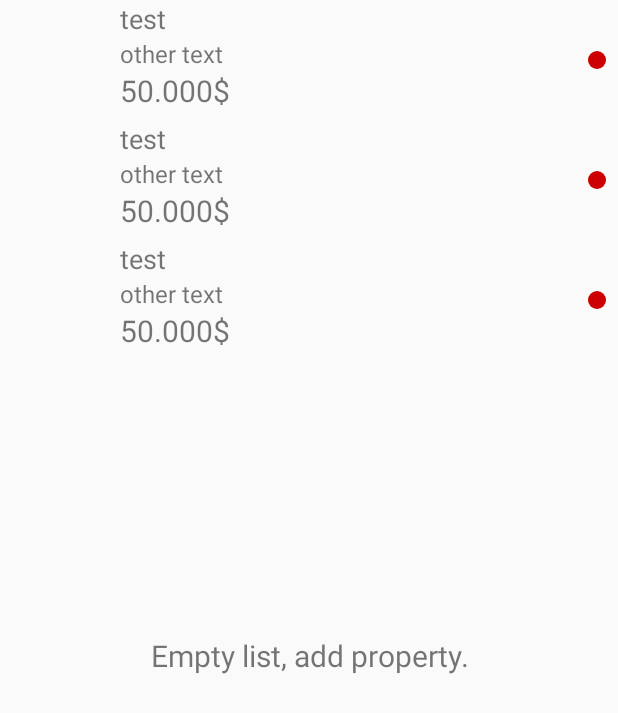
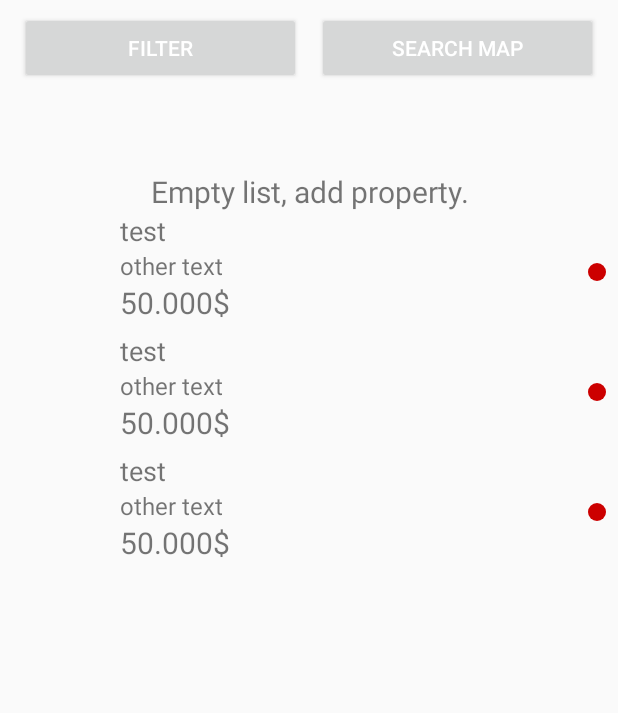
Before and after one commit to YoannR09/Projet_9_Android_OpenClassrooms, an Android app: the layout fragment_property_list.xml on its own in the app's theme, with its tools: preview values and no code run, on a phone screen of 412 x 824 dp. Shown: the top 713 px of the screen. Run offline under Robolectric (Android 15) with nearby library versions, the phone set to English and light mode, and no system bars.

```diff
--- a/RealEstateManager/app/src/main/java/com/openclassrooms/realestatemanager/presentation/create/CreatePropertyActivityViewModel.kt
+++ b/RealEstateManager/app/src/main/java/com/openclassrooms/realestatemanager/presentation/create/CreatePropertyActivityViewModel.kt
@@ -96,7 +96,7 @@ class CreatePropertyActivityViewModel: ViewModel() {
     val price = MutableStateFlow(0)
     //endregion
 
-    val pictureList = MutableStateFlow(arrayOf<PictureEntity>())
+    val pictureList = MutableStateFlow(listOf<PictureEntity>())
 
     val generalInfoCheckForm = combineStateFlows(scope, address, description, type) { address, description, type ->
         when {
--- a/RealEstateManager/app/src/main/java/com/openclassrooms/realestatemanager/presentation/fragments/property/PictureListFragment.kt
+++ b/RealEstateManager/app/src/main/java/com/openclassrooms/realestatemanager/presentation/fragments/property/PictureListFragment.kt
@@ -31,7 +31,6 @@ class PictureListFragment : Fragment() {
             recyclerView.layoutManager = LinearLayoutManager(activity,RecyclerView.HORIZONTAL, false)
             adapter = PictureAdapter(ArrayList())
             recyclerView.adapter = adapter
-
             view
         } catch (e: Exception) {
             e.printStackTrace()
--- a/RealEstateManager/app/src/main/java/com/openclassrooms/realestatemanager/presentation/fragments/property/PropertyFragment.kt
+++ b/RealEstateManager/app/src/main/java/com/openclassrooms/realestatemanager/presentation/fragments/property/PropertyFragment.kt
@@ -52,7 +52,7 @@ class PropertyFragment : Fragment() {
 
         viewModel
             .property
-            .observe(viewLifecycleOwner) { propertySelected ->
+            .observe(this) { propertySelected ->
                 val dollarId = toggleButton[0].id
                 val euroId = toggleButton[1].id
 
--- a/RealEstateManager/app/src/main/java/com/openclassrooms/realestatemanager/presentation/fragments/propertyList/PropertyListFragment.kt
+++ b/RealEstateManager/app/src/main/java/com/openclassrooms/realestatemanager/presentation/fragments/propertyList/PropertyListFragment.kt
@@ -37,7 +37,7 @@ class PropertyListFragment : Fragment() {
             adapter = (activity as HomeActivity?)?.let { PropertyAdapter(ArrayList(), it.viewModel, this) }
             recyclerView.adapter = adapter
             this.emptyList = view.findViewById(R.id.empty_list_text)
-            viewModel.properties.observe(this.viewLifecycleOwner) {
+            viewModel.properties.observe(this) {
                 result ->
                 if(result.isEmpty()) {
                     this.emptyList.visibility = View.VISIBLE
--- a/RealEstateManager/app/src/main/java/com/openclassrooms/realestatemanager/presentation/fragments/propertyList/PropertyOnPropertyListFragmentViewModel.kt
+++ b/RealEstateManager/app/src/main/java/com/openclassrooms/realestatemanager/presentation/fragments/propertyList/PropertyOnPropertyListFragmentViewModel.kt
@@ -5,4 +5,5 @@ data class PropertyOnPropertyListFragmentViewModel(
     val name: String,
     val city: String,
     val price: String,
-    val mainPictureUrl: String)
+    val mainPictureUrl: String,
+    val size: Int)
--- a/RealEstateManager/app/src/main/java/com/openclassrooms/realestatemanager/presentation/mappers/PropertyViewModelMapper.kt
+++ b/RealEstateManager/app/src/main/java/com/openclassrooms/realestatemanager/presentation/mappers/PropertyViewModelMapper.kt
@@ -11,7 +11,8 @@ fun PropertyModel.asPropertyListViewModel() =
         name = name,
         city = address,
         price = price.toString(),
-        mainPictureUrl = propertyPicturesEmpty(picturesList)
+        mainPictureUrl = propertyPicturesEmpty(picturesList),
+        size = meter
     )
 
 fun PropertyModel.asPropertyViewModel() =
--- /dev/null
+++ b/RealEstateManager/app/src/main/res/drawable/ic_baseline_filter_list_24.xml
@@ -0,0 +1,10 @@
+<vector xmlns:android="http://schemas.android.com/apk/res/android"
+    android:width="24dp"
+    android:height="24dp"
+    android:viewportWidth="24"
+    android:viewportHeight="24"
+    android:tint="?attr/colorControlNormal">
+  <path
+      android:fillColor="@android:color/white"
+      android:pathData="M10,18h4v-2h-4v2zM3,6v2h18L21,6L3,6zM6,13h12v-2L6,11v2z"/>
+</vector>
--- /dev/null
+++ b/RealEstateManager/app/src/main/res/drawable/ic_baseline_map_24.xml
@@ -0,0 +1,10 @@
+<vector xmlns:android="http://schemas.android.com/apk/res/android"
+    android:width="24dp"
+    android:height="24dp"
+    android:viewportWidth="24"
+    android:viewportHeight="24"
+    android:tint="?attr/colorControlNormal">
+  <path
+      android:fillColor="@android:color/white"
+      android:pathData="M20.5,3l-0.16,0.03L15,5.1 9,3 3.36,4.9c-0.21,0.07 -0.36,0.25 -0.36,0.48V20.5c0,0.28 0.22,0.5 0.5,0.5l0.16,-0.03L9,18.9l6,2.1 5.64,-1.9c0.21,-0.07 0.36,-0.25 0.36,-0.48V3.5c0,-0.28 -0.22,-0.5 -0.5,-0.5zM15,19l-6,-2.11V5l6,2.11V19z"/>
+</vector>
--- a/RealEstateManager/app/src/main/res/layout/fragment_property_list.xml
+++ b/RealEstateManager/app/src/main/res/layout/fragment_property_list.xml
@@ -5,6 +5,45 @@
     android:layout_height="match_parent"
     xmlns:app="http://schemas.android.com/apk/res-auto"
     tools:context=".presentation.fragments.propertyList.PropertyListFragment">
+        <LinearLayout
+            android:layout_width="match_parent"
+            android:layout_height="match_parent"
+            android:orientation="vertical">
+                <LinearLayout
+                    android:layout_width="match_parent"
+                    android:layout_height="wrap_content"
+                    android:padding="8dp"
+                    android:orientation="horizontal">
+                        <Button
+                            android:id="@+id/filter_button"
+                            android:layout_width="0dp"
+                            android:layout_weight="0.5"
+                            android:layout_height="wrap_content"
+                            app:tint="@android:color/white"
+                            app:iconTint="@android:color/white"
+                            android:textColor="@android:color/white"
+                            android:layout_marginStart="5dp"
+                            android:layout_marginEnd="5dp"
+                            android:text="Filter"
+                            app:icon="@drawable/ic_baseline_filter_list_24"
+                            style="?attr/materialButtonStyle"
+                            />
+                        <Button
+                            android:id="@+id/map_button"
+                            android:layout_width="0dp"
+                            android:layout_weight="0.5"
+                            android:textColor="@android:color/white"
+                            app:iconTint="@android:color/white"
+                            android:layout_height="wrap_content"
+                            android:layout_marginStart="5dp"
+                            android:layout_marginEnd="5dp"
+                            app:tint="@android:color/white"
+                            android:text="Search map"
+                            app:icon="@drawable/ic_baseline_map_24"
+                            style="?attr/materialButtonStyle"
+                            android:layout_gravity="end"
+                            />
+                </LinearLayout>
 
                 <TextView
                     android:id="@+id/empty_list_text"
@@ -26,5 +65,5 @@
                     app:layout_constraintStart_toStartOf="parent"
                     app:layout_constraintTop_toTopOf="parent"
                     tools:listitem="@layout/property_item_view" />
-
+        </LinearLayout>
 </FrameLayout>
```
Also changed, not shown: RealEstateManager/app/src/main/java/com/openclassrooms/realestatemanager/presentation/create/ConfirmStepFragment.kt (+7 -7 lines), RealEstateManager/app/src/main/java/com/openclassrooms/realestatemanager/presentation/create/PicturesStepFragment.kt (+21 -34 lines), RealEstateManager/app/src/main/java/com/openclassrooms/realestatemanager/presentation/fragments/property/PropertyFragmentViewModel.kt (+10 -1 lines), RealEstateManager/app/src/main/java/com/openclassrooms/realestatemanager/presentation/fragments/propertyList/PropertyListFragmentViewModel.kt (+13 -0 lines), 3 other files. Lines whose indentation alone changed are shown as unchanged.
